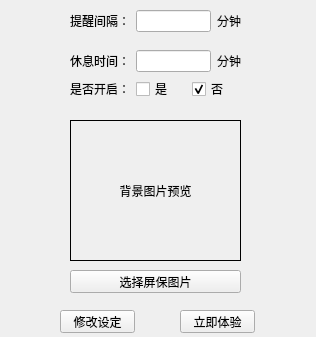
This is pma/jiuzuo.ui in FlyingGarfield/productManager_assistant as Qt 5 draws it before an edit. The edited form follows.
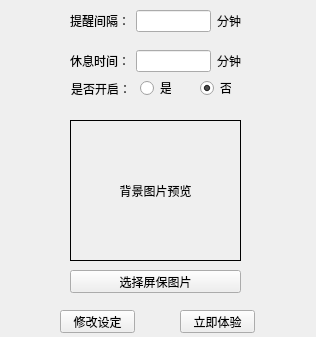
This is the edited form.

What changed in the file:
```diff
--- a/pma/jiuzuo.ui
+++ b/pma/jiuzuo.ui
@@ -136,44 +136,47 @@
     </item>
    </layout>
   </widget>
-  <widget class="QWidget" name="layoutWidget">
+  <widget class="QRadioButton" name="radioButtonYES">
    <property name="geometry">
     <rect>
-     <x>70</x>
+     <x>140</x>
      <y>80</y>
-     <width>171</width>
-     <height>18</height>
+     <width>31</width>
+     <height>16</height>
     </rect>
    </property>
-   <layout class="QHBoxLayout" name="horizontalLayout_3">
-    <item>
-     <widget class="QLabel" name="label_5">
-      <property name="text">
-       <string>是否开启：</string>
-      </property>
-     </widget>
-    </item>
-    <item>
-     <widget class="QCheckBox" name="checkBox">
       <property name="text">
        <string>是</string>
       </property>
      </widget>
-    </item>
-    <item>
-     <widget class="QCheckBox" name="checkBox_2">
+  <widget class="QRadioButton" name="radioButtonNO">
+   <property name="geometry">
+    <rect>
+     <x>200</x>
+     <y>80</y>
+     <width>31</width>
+     <height>16</height>
+    </rect>
+   </property>
       <property name="text">
        <string>否</string>
       </property>
       <property name="checked">
        <bool>true</bool>
       </property>
-      <property name="tristate">
-       <bool>false</bool>
-      </property>
-     </widget>
-    </item>
-   </layout>
+  </widget>
+  <widget class="QLabel" name="label_5">
+   <property name="geometry">
+    <rect>
+     <x>71</x>
+     <y>81</y>
+     <width>60</width>
+     <height>16</height>
+    </rect>
+   </property>
+   <property name="text">
+    <string>是否开启：</string>
+   </property>
   </widget>
   <zorder>layoutWidget</zorder>
   <zorder>layoutWidget</zorder>
```
Left out of the diff: 4 changed lines with no effect on the pictures. Lines whose indentation alone changed are shown as unchanged.
